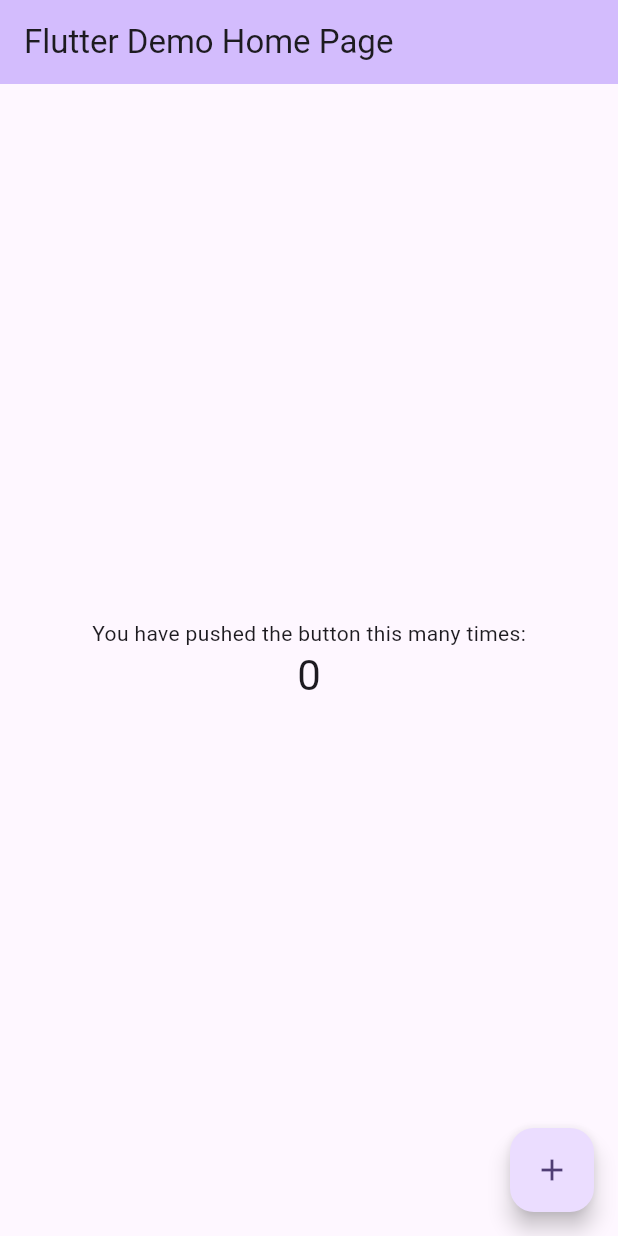
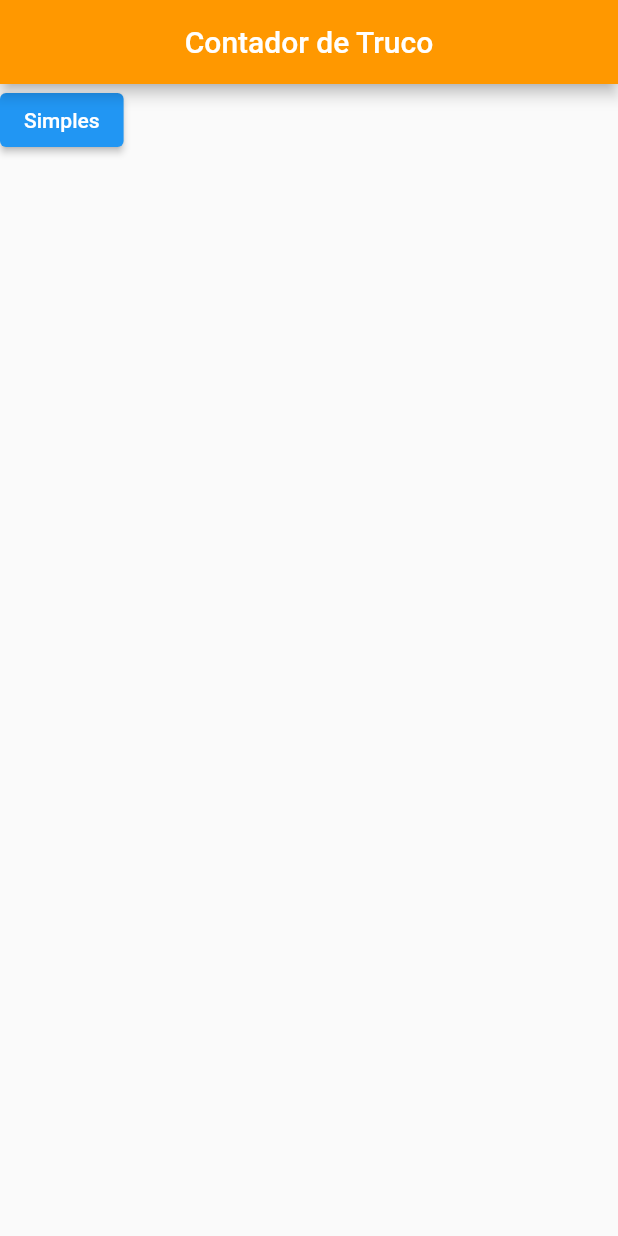
Before and after one commit to danieldellag/MarcadordeTruco, a Flutter app: the screen it shows after launch, on a phone screen of 412 x 824 dp. Run offline on Flutter 3.47's test engine with Material 2 defaults, Android fonts, the light colour scheme and no system bars.

Commit message:
Marcador simples criado

```diff
--- a/lib/main.dart
+++ b/lib/main.dart
@@ -1,125 +1,34 @@
 import 'package:flutter/material.dart';
+import 'package:marcador_truco/simples.dart';
 
 void main() {
-  runApp(const MyApp());
+  runApp(MaterialApp(
+    home: Home(),
+  ));
 }
 
-class MyApp extends StatelessWidget {
-  const MyApp({super.key});
+class Home extends StatelessWidget {
 
-  // This widget is the root of your application.
   @override
-  Widget build(BuildContext context) {
-    return MaterialApp(
-      title: 'Flutter Demo',
-      theme: ThemeData(
-        // This is the theme of your application.
-        //
-        // TRY THIS: Try running your application with "flutter run". You'll see
-        // the application has a blue toolbar. Then, without quitting the app,
-        // try changing the seedColor in the colorScheme below to Colors.green
-        // and then invoke "hot reload" (save your changes or press the "hot
-        // reload" button in a Flutter-supported IDE, or press "r" if you used
-        // the command line to start the app).
-        //
-        // Notice that the counter didn't reset back to zero; the application
-        // state is not lost during the reload. To reset the state, use hot
-        // restart instead.
-        //
-        // This works for code too, not just values: Most code changes can be
-        // tested with just a hot reload.
-        colorScheme: ColorScheme.fromSeed(seedColor: Colors.deepPurple),
-        useMaterial3: true,
+  Widget build (BuildContext context) {
+    return Scaffold(
+      appBar: AppBar(
+        title: Text("Contador de Truco"),
+        centerTitle: true,
+        backgroundColor: Colors.orange,
       ),
-      home: const MyHomePage(title: 'Flutter Demo Home Page'),
+      body:
+        SafeArea(
+          child: Column(
+            children: [
+              ElevatedButton(
+                onPressed: () {
+                  Navigator.of(context).push(MaterialPageRoute(builder: (_)=>simples()));
+              },
+                 child: Text("Simples")),
+            ],
+          ),
+        )
     );
   }
 }
-
-class MyHomePage extends StatefulWidget {
-  const MyHomePage({super.key, required this.title});
-
-  // This widget is the home page of your application. It is stateful, meaning
-  // that it has a State object (defined below) that contains fields that affect
-  // how it looks.
-
-  // This class is the configuration for the state. It holds the values (in this
-  // case the title) provided by the parent (in this case the App widget) and
-  // used by the build method of the State. Fields in a Widget subclass are
-  // always marked "final".
-
-  final String title;
-
-  @override
-  State<MyHomePage> createState() => _MyHomePageState();
-}
-
-class _MyHomePageState extends State<MyHomePage> {
-  int _counter = 0;
-
-  void _incrementCounter() {
-    setState(() {
-      // This call to setState tells the Flutter framework that something has
-      // changed in this State, which causes it to rerun the build method below
-      // so that the display can reflect the updated values. If we changed
-      // _counter without calling setState(), then the build method would not be
-      // called again, and so nothing would appear to happen.
-      _counter++;
-    });
-  }
-
-  @override
-  Widget build(BuildContext context) {
-    // This method is rerun every time setState is called, for instance as done
-    // by the _incrementCounter method above.
-    //
-    // The Flutter framework has been optimized to make rerunning build methods
-    // fast, so that you can just rebuild anything that needs updating rather
-    // than having to individually change instances of widgets.
-    return Scaffold(
-      appBar: AppBar(
-        // TRY THIS: Try changing the color here to a specific color (to
-        // Colors.amber, perhaps?) and trigger a hot reload to see the AppBar
-        // change color while the other colors stay the same.
-        backgroundColor: Theme.of(context).colorScheme.inversePrimary,
-        // Here we take the value from the MyHomePage object that was created by
-        // the App.build method, and use it to set our appbar title.
-        title: Text(widget.title),
-      ),
-      body: Center(
-        // Center is a layout widget. It takes a single child and positions it
-        // in the middle of the parent.
-        child: Column(
-          // Column is also a layout widget. It takes a list of children and
-          // arranges them vertically. By default, it sizes itself to fit its
-          // children horizontally, and tries to be as tall as its parent.
-          //
-          // Column has various properties to control how it sizes itself and
-          // how it positions its children. Here we use mainAxisAlignment to
-          // center the children vertically; the main axis here is the vertical
-          // axis because Columns are vertical (the cross axis would be
-          // horizontal).
-          //
-          // TRY THIS: Invoke "debug painting" (choose the "Toggle Debug Paint"
-          // action in the IDE, or press "p" in the console), to see the
-          // wireframe for each widget.
-          mainAxisAlignment: MainAxisAlignment.center,
-          children: <Widget>[
-            const Text(
-              'You have pushed the button this many times:',
-            ),
-            Text(
-              '$_counter',
-              style: Theme.of(context).textTheme.headlineMedium,
-            ),
-          ],
-        ),
-      ),
-      floatingActionButton: FloatingActionButton(
-        onPressed: _incrementCounter,
-        tooltip: 'Increment',
-        child: const Icon(Icons.add),
-      ), // This trailing comma makes auto-formatting nicer for build methods.
-    );
-  }
-}
```
Also changed, not shown: lib/simples.dart (added, +321 -0 lines), 1 other file.
